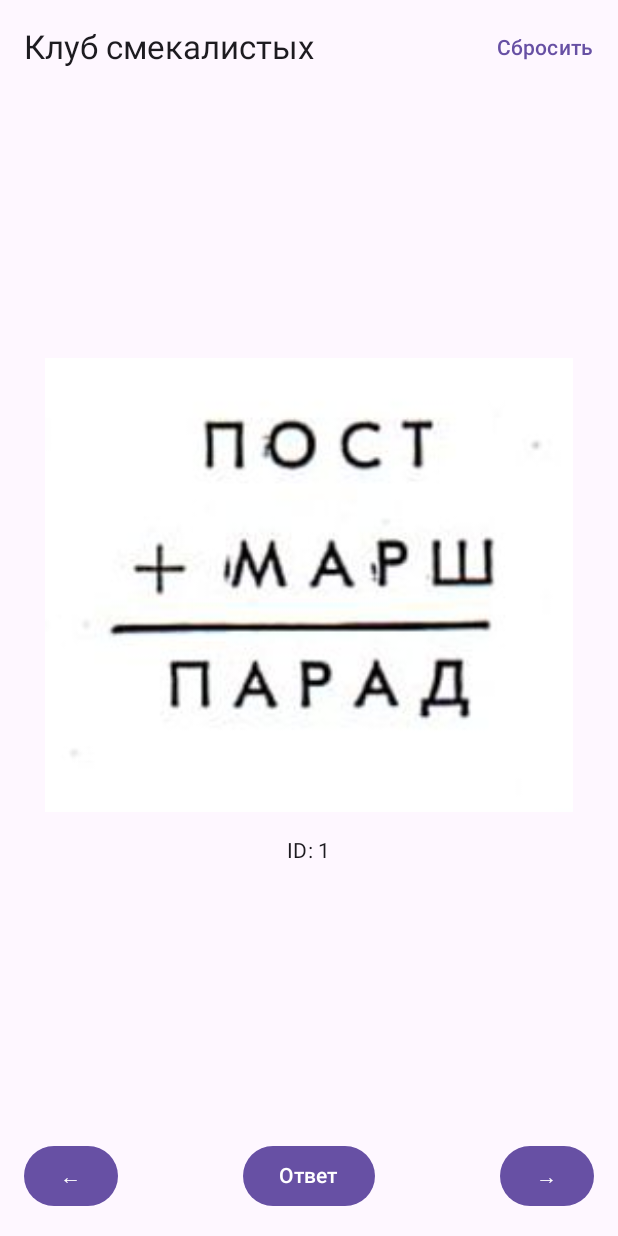
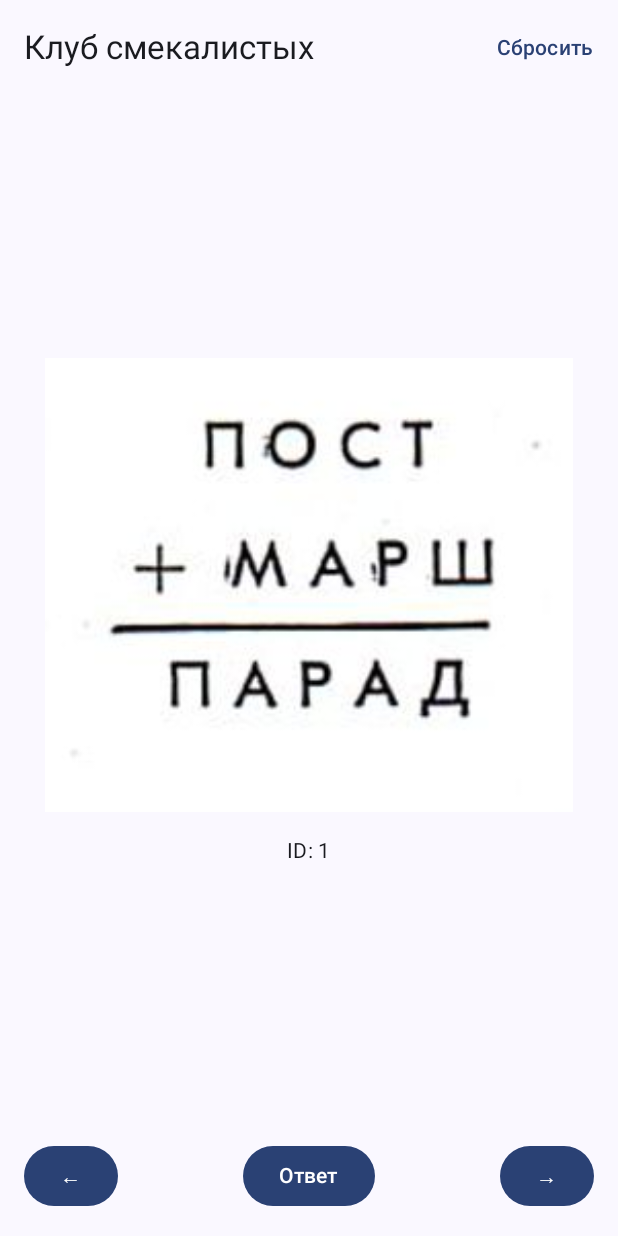
Before and after one commit to firsov11/SavvyClubApp, an Android app built with Jetpack Compose: the screen it shows after launch (MainActivity), on a phone screen of 412 x 824 dp. Run offline under Robolectric (Android 15) with nearby library versions, the light colour scheme and no system bars.

Commit message:
add verticalScroll, applied SavvyClubTheme

```diff
--- a/app/src/main/java/com/example/savvyclub/SavvyClubApp.kt
+++ b/app/src/main/java/com/example/savvyclub/SavvyClubApp.kt
@@ -5,6 +5,7 @@
 import androidx.lifecycle.viewmodel.compose.viewModel
 import com.example.savvyclub.data.loadPuzzlesFromAssets
 import com.example.savvyclub.ui.screen.PuzzleScreen
+import com.example.savvyclub.ui.theme.SavvyClubTheme
 import com.example.savvyclub.viewmodel.SavvyClubViewModel
 import com.example.savvyclub.viewmodel.SavvyClubViewModelFactory
 
@@ -16,5 +17,7 @@
         factory = SavvyClubViewModelFactory(context, puzzles)
     )
 
-    PuzzleScreen(viewModel = viewModel)
+    SavvyClubTheme {
+        PuzzleScreen(viewModel = viewModel)
+    }
 }
--- a/app/src/main/java/com/example/savvyclub/ui/screen/PuzzleScreen.kt
+++ b/app/src/main/java/com/example/savvyclub/ui/screen/PuzzleScreen.kt
@@ -10,6 +10,9 @@
 import com.example.savvyclub.R
 import com.example.savvyclub.ui.component.PuzzleImageFromAssets
 import com.example.savvyclub.viewmodel.SavvyClubViewModel
+import androidx.compose.foundation.rememberScrollState
+import androidx.compose.foundation.verticalScroll
+
 
 @OptIn(ExperimentalMaterial3Api::class)
 @Composable
@@ -17,6 +20,7 @@
     val puzzle by viewModel.currentPuzzle.collectAsState()
     val showAnswer by viewModel.showAnswer.collectAsState()
     var showResetDialog by remember { mutableStateOf(false) }
+    val scrollState = rememberScrollState()
 
     Scaffold(
         topBar = {
@@ -60,7 +64,8 @@
         Column(
             modifier = Modifier
                 .fillMaxSize()
-                .padding(padding),
+                .padding(padding)
+                .verticalScroll(scrollState),
             verticalArrangement = Arrangement.Center,
             horizontalAlignment = Alignment.CenterHorizontally
         ) {
@@ -72,11 +77,12 @@
                 )
                 Spacer(modifier = Modifier.height(8.dp))
                 Text(
-                    text = "ID: ${it.id}", // или как у тебя идентификатор называется
+                    text = "ID: ${it.id}",
                     style = MaterialTheme.typography.bodyMedium
                 )
             } ?: Text(stringResource(R.string.no_puzzles_left))
         }
+
 
 
         if (showResetDialog) {
--- a/app/src/main/java/com/example/savvyclub/ui/theme/Theme.kt
+++ b/app/src/main/java/com/example/savvyclub/ui/theme/Theme.kt
@@ -9,29 +9,70 @@
 import androidx.compose.material3.dynamicLightColorScheme
 import androidx.compose.material3.lightColorScheme
 import androidx.compose.runtime.Composable
+import androidx.compose.ui.graphics.Color
 import androidx.compose.ui.platform.LocalContext
 
-private val DarkColorScheme = darkColorScheme(
-    primary = Purple80,
-    secondary = PurpleGrey80,
-    tertiary = Pink80
+private val LightColorScheme = lightColorScheme(
+    primary = Color(0xFF9DE1D3),           // Мята (основной цвет)
+    onPrimary = Color.Black,
+
+    secondary = Color(0xFFF6D5D0),         // Пудра (мягкий акцент)
+    onSecondary = Color.Black,
+
+    tertiary = Color(0xFFE5B8B7),          // Розовато-песочный
+    onTertiary = Color.Black,
+
+    primaryContainer = Color(0xFFCCEDE5),  // Светлая мятная подложка
+    onPrimaryContainer = Color.Black,
+
+    background = Color(0xFFFFFFFF),        // Белый фон
+    onBackground = Color(0xFF1A1A1A),      // Тёмный текст
+
+    surface = Color(0xFFFDFDFC),           // Почти белая поверхность
+    onSurface = Color(0xFF2A2A2A),
+
+    surfaceVariant = Color(0xFFF1F3F2),    // Для карточек, списков
+    onSurfaceVariant = Color(0xFF4A4A4A),
+
+    error = Color(0xFFB00020),             // Материал error
+    onError = Color.White,
+
+    outline = Color(0xFFB0BEC5),           // Светло-серый для бордеров
+    inversePrimary = Color(0xFF3E8E81)     // Тёмная мята для hover, dark mode
 )
 
-private val LightColorScheme = lightColorScheme(
-    primary = Purple40,
-    secondary = PurpleGrey40,
-    tertiary = Pink40
 
-    /* Other default colors to override
-    background = Color(0xFFFFFBFE),
-    surface = Color(0xFFFFFBFE),
+private val DarkColorScheme = darkColorScheme(
+    primary = Color(0xFF2E3B2F),           // SwampDark — основной болотный
     onPrimary = Color.White,
+
+    secondary = Color(0xFF556B2F),         // OliveDark
     onSecondary = Color.White,
+
+    tertiary = Color(0xFF6E7F4F),          // BrownGreen
     onTertiary = Color.White,
-    onBackground = Color(0xFF1C1B1F),
-    onSurface = Color(0xFF1C1B1F),
-    */
+
+    primaryContainer = Color(0xFFFFA726), // Accent — тёплый оранжевый
+    onPrimaryContainer = Color.Black,
+
+    background = Color(0xFF1A1F1A),        // Темный фон
+    onBackground = Color(0xFFEFEFEF),      // Чуть мягче, чем белый
+
+    surface = Color(0xFF232B23),          // Поверхность
+    onSurface = Color(0xFFEFEFEF),
+
+    surfaceVariant = Color(0xFF2F3A2F),    // Для карточек / списков
+    onSurfaceVariant = Color(0xFFBBBBBB),
+
+    error = Color(0xFFCF6679),            // Material error
+    onError = Color.Black,
+
+    outline = Color(0xFFFFFFFF).copy(alpha = 0.2f), // для бордеров
+    inversePrimary = Color(0xFF80CBC4)    // Альтернативный холодный акцент
 )
+
+
+
 
 @Composable
 fun SavvyClubTheme(
```
Also changed, not shown: app/src/main/java/com/example/savvyclub/ui/theme/Color.kt (+31 -6 lines), 1 other file.
